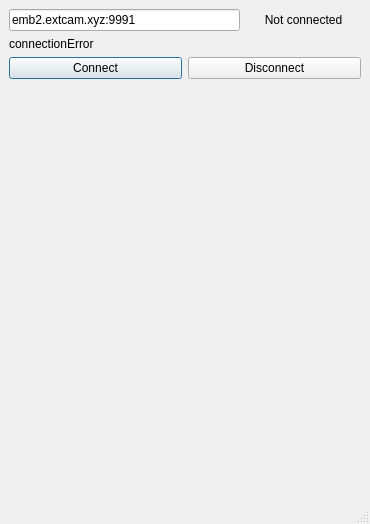
Old version of the form MainWindow.ui in the repository arwer13/lanternDemo.
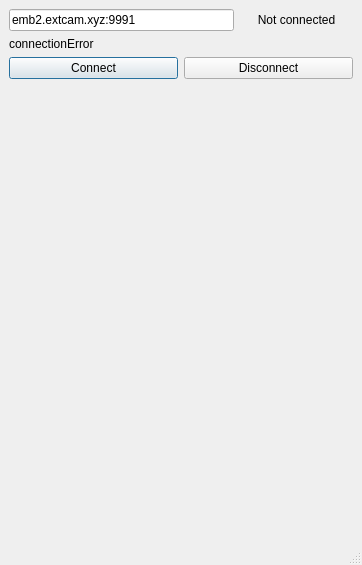
New version of the form.

What changed in the file:
```diff
--- a/MainWindow.ui
+++ b/MainWindow.ui
@@ -6,8 +6,8 @@
    <rect>
     <x>0</x>
     <y>0</y>
-    <width>370</width>
-    <height>524</height>
+    <width>362</width>
+    <height>565</height>
    </rect>
   </property>
   <property name="windowTitle">
```
Left out of the diff: 2 changed lines with no effect on the pictures.
